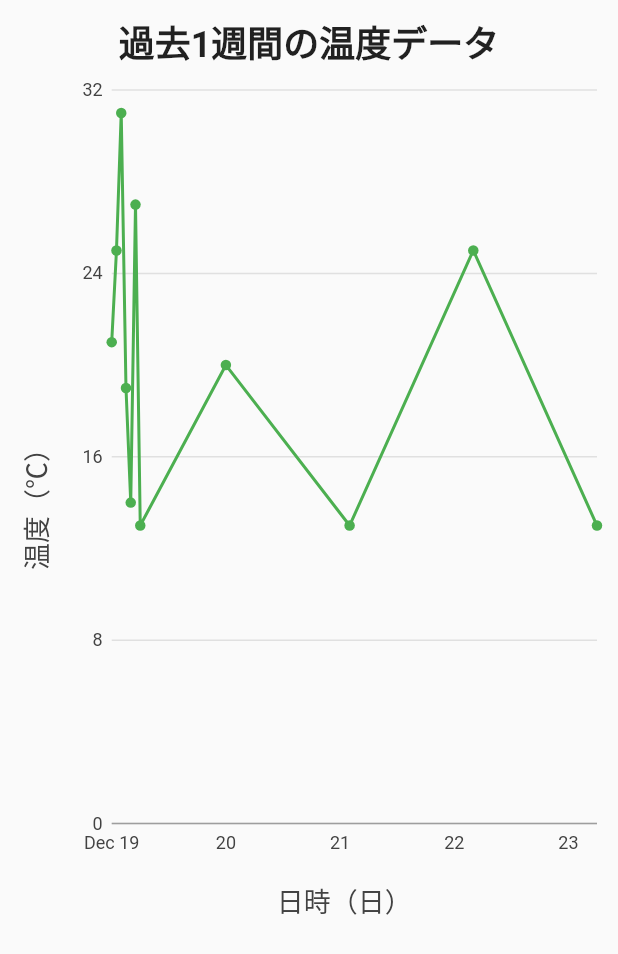
After one commit to agriculture-x-iot/Agrimaster_app, a Flutter app: the Graph screen opened directly, on a phone screen of 412 x 824 dp. The commit adds this screen. Shown: the top 954 px of the screen. Run offline on Flutter 3.47's test engine with Material 2 defaults, Android fonts, the phone set to English and light mode, and no system bars; our stand-ins replace charts_flutter, cloud_firestore, firebase_auth, firebase_messaging, font_awesome_flutter, shared_preferences; accounts and stored records are empty.

Commit message:
ログイン中のユーザの温度・湿度を表示、グラフ途中

```diff
--- a/lib/Routes.dart
+++ b/lib/Routes.dart
@@ -14,7 +14,7 @@ class Routes {
       '/login': (BuildContext context) => Login(),
       '/token': (BuildContext context) => Token(),
       '/registration': (BuildContext context) => Registration(),
-      '/home': (BuildContext context) => Hello(),
+      '/home': (BuildContext context) => Home(),
       '/setting': (BuildContext context) => Setting(),
       };
 
--- /dev/null
+++ b/lib/screens/Home/TabWidget/graph.dart
@@ -0,0 +1,138 @@
+import 'package:flutter/material.dart';
+import 'package:charts_flutter/flutter.dart' as charts;
+import 'package:cloud_firestore/cloud_firestore.dart';
+import 'package:font_awesome_flutter/font_awesome_flutter.dart';
+
+class Graph extends StatefulWidget {
+  final Widget child;
+
+  Graph({Key key, this.child}) : super(key: key);
+
+  _GraphState createState() => _GraphState();
+}
+
+class _GraphState extends State<Graph> {
+  List<charts.Series<TimeSeriesSales, DateTime>> _seriesLineData;
+
+  Stream getStreamSnapshots(String snapshots)  {
+  return Firestore.instance
+  .collection('Users')
+  .document('User1')
+  .collection('HouseData')
+  .orderBy('date', descending: true)
+  .snapshots();
+}
+
+  _generateData() {
+
+    var linesalesdata = [
+      new TimeSeriesSales(new DateTime(2019, 12, 19, 12, 21), 21),
+      new TimeSeriesSales(new DateTime(2019, 12, 19, 13, 21), 25),
+      new TimeSeriesSales(new DateTime(2019, 12, 19, 14, 21), 31),
+      new TimeSeriesSales(new DateTime(2019, 12, 19, 15, 21), 19),
+      new TimeSeriesSales(new DateTime(2019, 12, 19, 16, 21), 14),
+      new TimeSeriesSales(new DateTime(2019, 12, 19, 17, 21), 27),
+      new TimeSeriesSales(new DateTime(2019, 12, 19, 18, 21), 13),
+      new TimeSeriesSales(new DateTime(2019, 12, 20, 12, 21), 20),
+      new TimeSeriesSales(new DateTime(2019, 12, 21, 14, 21), 13),
+      new TimeSeriesSales(new DateTime(2019, 12, 22, 16, 21), 25),
+      new TimeSeriesSales(new DateTime(2019, 12, 23, 18, 21), 13),
+    ];
+    /*var linesalesdata1 = [
+      new Sales(0, 35),
+      new Sales(1, 46),
+      new Sales(2, 45),
+      new Sales(3, 50),
+      new Sales(4, 51),
+      new Sales(5, 60),
+    ];*/
+
+    ///////折れ線グラフ///////
+
+    _seriesLineData.add(
+      charts.Series(
+        colorFn: (__, _) => charts.ColorUtil.fromDartColor(Colors.green),
+        id: 'Air Pollution',
+        data: linesalesdata,
+        domainFn: (TimeSeriesSales sales, _) => sales.time,
+        measureFn: (TimeSeriesSales sales, _) => sales.salesval,
+      ),
+    );
+   /* _seriesLineData.add(
+      charts.Series(
+        colorFn: (__, _) => charts.ColorUtil.fromDartColor(Color(0xff109618)),
+        id: 'Air Pollution',
+        data: linesalesdata1,
+        domainFn: (Sales sales, _) => sales.yearval,
+        measureFn: (Sales sales, _) => sales.salesval,
+      ),
+    );
+    _seriesLineData.add(
+      charts.Series(
+        colorFn: (__, _) => charts.ColorUtil.fromDartColor(Color(0xffff9900)),
+        id: 'Air Pollution',
+        data: linesalesdata2,
+        domainFn: (Sales sales, _) => sales.yearval,
+        measureFn: (Sales sales, _) => sales.salesval,
+      ),
+    );*/
+  }
+
+  ///////折れ線グラフ///////
+
+  @override
+  void initState() {
+    // TODO: implement initState
+    super.initState();
+    _seriesLineData = List<charts.Series<TimeSeriesSales, DateTime>>();
+    _generateData();
+  }
+
+  @override
+  Widget build(BuildContext context) {
+    return Scaffold(
+          body:
+              Padding(
+                padding: EdgeInsets.only(top: 10.0, bottom: 200.0),
+                child: Container(
+                  child: Center(
+                    child: Column(
+                      children: <Widget>[
+                        Text(
+                            '過去1週間の温度データ',style: TextStyle(fontSize: 24.0,fontWeight: FontWeight.bold),),
+                        Expanded(
+                          child: charts.TimeSeriesChart(
+                            _seriesLineData,
+                            defaultRenderer: new charts.LineRendererConfig(
+                              includePoints: true, includeArea: false, stacked: false),
+                            animate: true,
+                            animationDuration: Duration(seconds: 1),
+                            behaviors: [
+                            new charts.ChartTitle('日時（日）',
+                                behaviorPosition: charts.BehaviorPosition.bottom,
+                                titleOutsideJustification:charts.OutsideJustification.middleDrawArea),
+                            new charts.ChartTitle('温度（℃）',
+                                behaviorPosition: charts.BehaviorPosition.start,
+                                titleOutsideJustification: charts.OutsideJustification.middleDrawArea),
+                            //new charts.ChartTitle('Departments',
+                              //  behaviorPosition: charts.BehaviorPosition.end,
+                              //  titleOutsideJustification:charts.OutsideJustification.middleDrawArea,
+                              //  )
+                          ]
+                          ),
+                        ),
+                      ],
+                    ),
+                  ),
+                ),
+              ),
+          );
+  }
+}
+
+class TimeSeriesSales {
+  DateTime time;
+  int salesval;
+
+  TimeSeriesSales(this.time, this.salesval);
+}
--- a/lib/screens/Login/index.dart
+++ b/lib/screens/Login/index.dart
@@ -53,7 +53,7 @@ class _LoginState extends State<Login> {
                     labelText: 'メールアドレス',
                     icon: Icon(
                             Icons.mail,
-                            color: Colors.grey,
+                            //color: Colors.grey,
                           )
                   ),
                   validator: _validateEmail,
--- a/pubspec.yaml
+++ b/pubspec.yaml
@@ -36,6 +36,7 @@ dependencies:
 
   intl: "^0.15.6"
 
+  charts_flutter: ^0.8.1
   font_awesome_flutter: ^8.5.0
   shared_preferences: any
 
```
Also changed, not shown: lib/screens/Home/TabWidget/index.dart (+35 -21 lines), lib/screens/Home/home.dart (+6 -4 lines), lib/screens/Splash/token.dart (+29 -5 lines), pubspec.lock, 3 other files.
